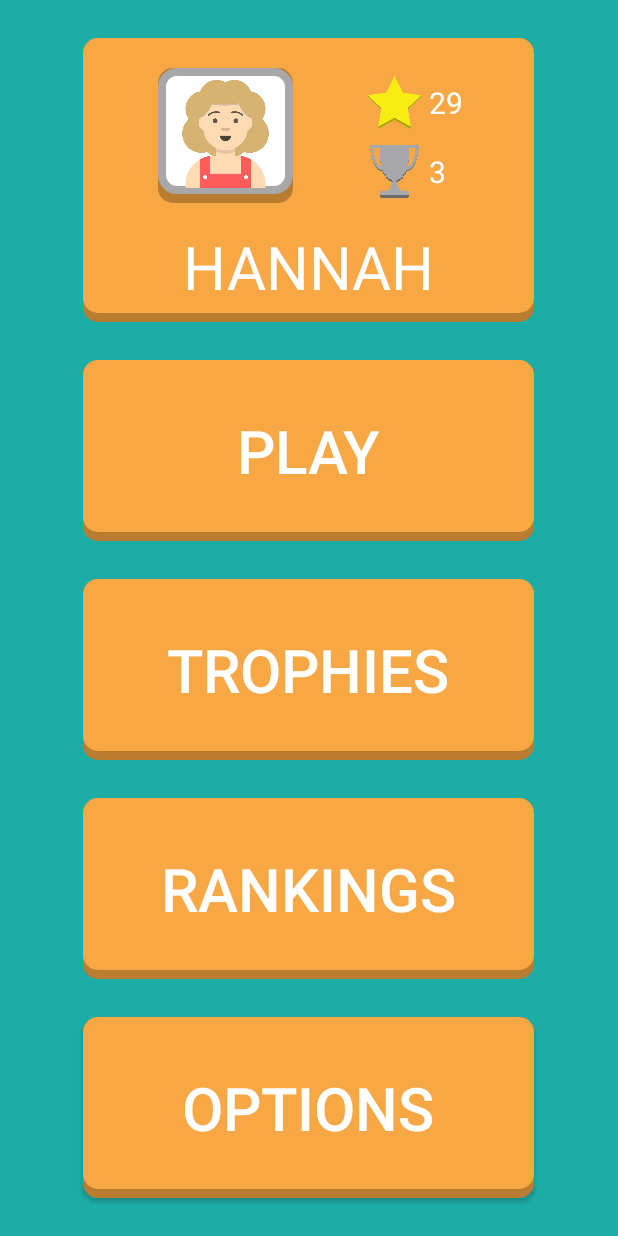
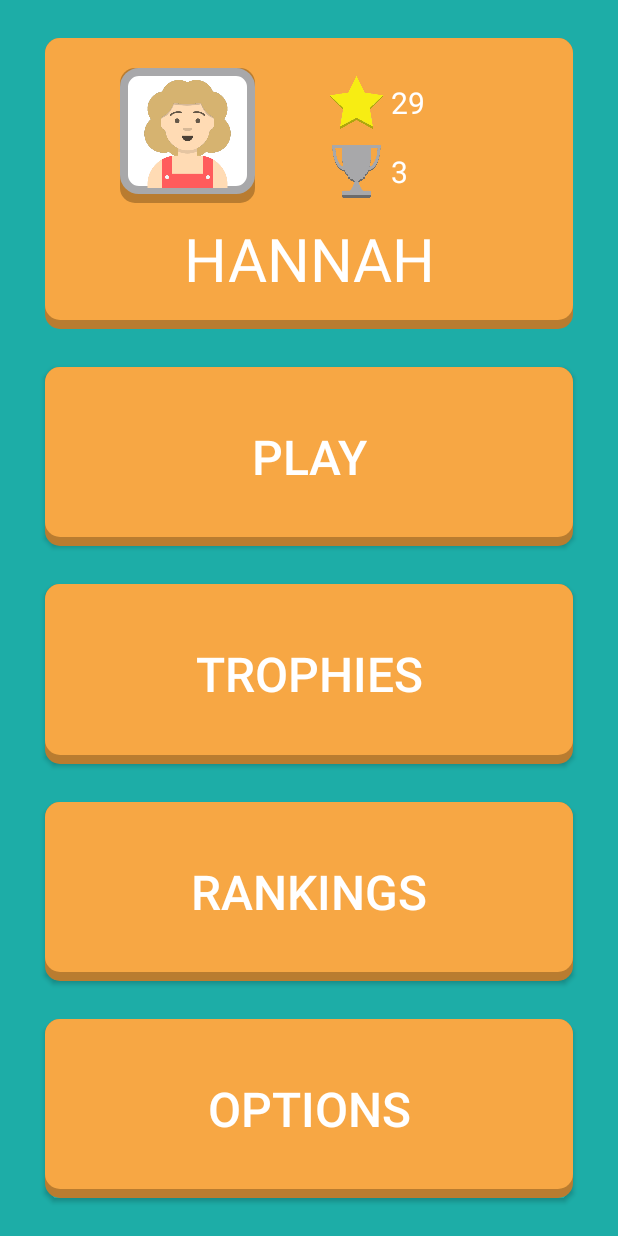
Before and after one commit to AbreuY/EyeSpy, an Android app: the screen it shows after launch (MainActivity), after a tap on "TROPHIES", on a phone screen of 412 x 824 dp. Run offline under Robolectric (Android 15) with nearby library versions, the phone set to English and light mode, and no system bars; 1 statement that could not run was skipped.

Commit message:
Added the ability to sign in to the app through the GPGS
Added the ability to sign into the application through the GPGS.
Changed to make the code cleaner.
Changes to the MainMenuFragment UI to ake it more appealing.

```diff
--- a/app/src/main/java/shu/apps/eyespy/MainActivity.java
+++ b/app/src/main/java/shu/apps/eyespy/MainActivity.java
@@ -1,23 +1,37 @@
 package shu.apps.eyespy;
 
+import android.app.AlertDialog;
+import android.content.Intent;
+import android.support.annotation.NonNull;
+import android.support.annotation.Nullable;
 import android.support.v4.app.Fragment;
 import android.support.v4.app.FragmentActivity;
 import android.os.Bundle;
+import android.util.Log;
 
 import com.google.android.gms.auth.api.signin.GoogleSignIn;
+import com.google.android.gms.auth.api.signin.GoogleSignInAccount;
 import com.google.android.gms.auth.api.signin.GoogleSignInClient;
 import com.google.android.gms.auth.api.signin.GoogleSignInOptions;
+import com.google.android.gms.common.api.ApiException;
+import com.google.android.gms.games.Games;
+import com.google.android.gms.games.Player;
+import com.google.android.gms.games.PlayersClient;
+import com.google.android.gms.tasks.OnCompleteListener;
+import com.google.android.gms.tasks.Task;
+
+import java.util.Objects;
 
 //TODO: Rearrange the drawable folder to be more organised.
 
 public class MainActivity extends FragmentActivity implements
         MainMenuFragment.Listener {
 
+    private static final String TAG = MainActivity.class.getSimpleName();
+    private static final int REQUEST_CODE_SIGN_IN = 9001;
     private MainMenuFragment mMainMenuFragment;
-
     private GoogleSignInClient mGoogleSignInClient;
-
-    private static final String TAG = MainActivity.class.getSimpleName();
+    private PlayersClient mPlayersClient;
 
     @Override
     protected void onCreate(Bundle savedInstanceState) {
@@ -37,28 +51,13 @@ public class MainActivity extends FragmentActivity implements
     }
 
     @Override
-    public void onProfilePageRequested() {
+    protected void onResume() {
+        super.onResume();
+        Log.d(TAG, "onResume()");
 
-    }
-
-    @Override
-    public void onStartGameRequested() {
-
-    }
-
-    @Override
-    public void onShowAchievementsRequested() {
-
-    }
-
-    @Override
-    public void onShowLeaderboardRequested() {
-
-    }
-
-    @Override
-    public void onShowSettingsRequested() {
-
+        // State of signed in user could change when changing from another app,
+        // try and sign in again when the app resumes.
+        signInSilently();
     }
 
     // Switch UI to the given fragment.
@@ -74,4 +73,117 @@ public class MainActivity extends FragmentActivity implements
         return GoogleSignIn.getLastSignedInAccount(this) != null;
     }
 
+    private void signInSilently() {
+        Log.d(TAG, "signInSilently()");
+
+        mGoogleSignInClient.silentSignIn().addOnCompleteListener(this,
+                new OnCompleteListener<GoogleSignInAccount>() {
+                    @Override
+                    public void onComplete(@NonNull Task<GoogleSignInAccount> task) {
+                        if (task.isSuccessful()) {
+                            Log.d(TAG, "signInSilently(): Success.");
+                            onConnected(task.getResult());
+                        } else {
+                            Log.d(TAG, "signInSilently(): Failure.", task.getException());
+                            onDisconnected();
+                        }
+                    }
+                });
+    }
+
+    private void startSignInIntent() {
+        startActivityForResult(mGoogleSignInClient.getSignInIntent(), REQUEST_CODE_SIGN_IN);
+    }
+
+    @Override
+    protected void onActivityResult(int requestCode, int resultCode, @Nullable Intent intent) {
+        super.onActivityResult(requestCode, resultCode, intent);
+
+        if (requestCode == REQUEST_CODE_SIGN_IN) {
+            Task<GoogleSignInAccount> task =
+                    GoogleSignIn.getSignedInAccountFromIntent(intent);
+
+            try {
+                GoogleSignInAccount account = task.getResult(ApiException.class);
+                onConnected(account);
+            } catch (ApiException e) {
+                String message = e.getMessage();
+                if (message == null || message.isEmpty()) {
+                    message = getString(R.string.sign_in_other_error);
+                }
+
+                onDisconnected();
+
+                new AlertDialog.Builder(this)
+                        .setMessage(message)
+                        .setNeutralButton(android.R.string.ok, null)
+                        .show();
+            }
+        }
+    }
+
+    private void onConnected(GoogleSignInAccount account) {
+        Log.d(TAG, "onConnected(): Connected to Google APIs.");
+
+        //TODO: Should we store the player as a class? This may allow for anonymous users?
+        mPlayersClient = Games.getPlayersClient(this, account);
+
+        mPlayersClient.getCurrentPlayer()
+                .addOnCompleteListener(new OnCompleteListener<Player>() {
+                    @Override
+                    public void onComplete(@NonNull Task<Player> task) {
+                        if (task.isSuccessful()) {
+                            final String username = Objects.requireNonNull(task.getResult()).getDisplayName();
+                            Log.d(TAG, "onConnected(): Username - " + username);
+                            mMainMenuFragment.setUsername(username);
+                        }
+                    }
+                });
+    }
+
+    private void onDisconnected() {
+        Log.d(TAG, "onDisconnected()");
+
+        mPlayersClient = null;
+    }
+
+    @Override
+    public void onProfilePageRequested() {
+
+    }
+
+    @Override
+    public void onStartGameRequested() {
+
+    }
+
+    @Override
+    public void onShowAchievementsRequested() {
+        // If not signed in then try and sign in.
+        if (!isSignedIn()) {
+            startSignInIntent();
+        }
+
+        if (isSignedIn()) {
+            // TODO: Show Achievements Fragment
+        }
+    }
+
+    @Override
+    public void onShowLeaderboardRequested() {
+        // If not signed in then try and sign in.
+        if (!isSignedIn()) {
+            startSignInIntent();
+        }
+
+        if (isSignedIn()) {
+            // TODO: Show Leaderboard Fragment
+        }
+    }
+
+    @Override
+    public void onShowSettingsRequested() {
+
+    }
+
 }
--- a/app/src/main/java/shu/apps/eyespy/MainMenuFragment.java
+++ b/app/src/main/java/shu/apps/eyespy/MainMenuFragment.java
@@ -1,18 +1,3 @@
-/* Copyright (C) 2013 Google Inc.
- *
- * Licensed under the Apache License, Version 2.0 (the "License");
- * you may not use this file except in compliance with the License.
- * You may obtain a copy of the License at
- *
- *     http://www.apache.org/licenses/LICENSE-2.0
- *
- * Unless required by applicable law or agreed to in writing, software
- * distributed under the License is distributed on an "AS IS" BASIS,
- * WITHOUT WARRANTIES OR CONDITIONS OF ANY KIND, either express or implied.
- * See the License for the specific language governing permissions and
- * limitations under the License.
- */
-
 package shu.apps.eyespy;
 
 import android.os.Bundle;
@@ -23,24 +8,15 @@ import android.view.LayoutInflater;
 import android.view.View;
 import android.view.View.OnClickListener;
 import android.view.ViewGroup;
+import android.widget.TextView;
 
 public class MainMenuFragment extends Fragment implements OnClickListener {
 
     private static final String TAG = MainMenuFragment.class.getSimpleName();
+    private String mUsername;
+    private Listener mListener = null;
 
-    interface Listener {
-        void onProfilePageRequested();
-
-        void onStartGameRequested();
-
-        void onShowAchievementsRequested();
-
-        void onShowLeaderboardRequested();
-
-        void onShowSettingsRequested();
-    }
-
-    private Listener mListener = null;
+    private TextView mUsernameTextView;
 
     @Override
     public View onCreateView(@NonNull LayoutInflater inflater,
@@ -61,7 +37,14 @@ public class MainMenuFragment extends Fragment implements OnClickListener {
             view.findViewById(clickableId).setOnClickListener(this);
         }
 
+        mUsernameTextView = view.findViewById(R.id.main_menu_username_text_view);
+
         return view;
+    }
+
+    public void setUsername(String username) {
+        this.mUsername = username;
+        updateUI();
     }
 
     public void setListener(Listener listener) {
@@ -88,4 +71,20 @@ public class MainMenuFragment extends Fragment implements OnClickListener {
                 mListener.onShowSettingsRequested();
         }
     }
+
+    private void updateUI() {
+        mUsernameTextView.setText(mUsername);
+    }
+
+    interface Listener {
+        void onProfilePageRequested();
+
+        void onStartGameRequested();
+
+        void onShowAchievementsRequested();
+
+        void onShowLeaderboardRequested();
+
+        void onShowSettingsRequested();
+    }
 }
--- a/app/src/main/res/layout/fragment_main_menu.xml
+++ b/app/src/main/res/layout/fragment_main_menu.xml
@@ -11,21 +11,18 @@
         android:id="@+id/main_menu_profile_button"
         android:layout_width="0dp"
         android:layout_height="wrap_content"
-        android:layout_marginStart="55dp"
+        android:layout_marginStart="30dp"
         android:layout_marginTop="25dp"
-        android:layout_marginEnd="56dp"
+        android:layout_marginEnd="30dp"
         android:layout_marginBottom="25dp"
         android:background="@drawable/curved_button_template"
         app:layout_constraintBottom_toTopOf="@+id/main_menu_play_button"
         app:layout_constraintEnd_toEndOf="parent"
         app:layout_constraintStart_toStartOf="parent"
-        app:layout_constraintTop_toTopOf="parent">
+        app:layout_constraintTop_toTopOf="parent"
+        android:orientation="vertical">
 
 
-        <android.support.v7.widget.LinearLayoutCompat
-            android:layout_width="fill_parent"
-            android:layout_height="wrap_content"
-            android:orientation="vertical">
 
             <android.support.v7.widget.LinearLayoutCompat
                 android:layout_width="fill_parent"
@@ -114,34 +111,34 @@
                 android:layout_width="fill_parent"
                 android:layout_height="fill_parent"
                 android:orientation="horizontal"
-                android:paddingTop="10dp">
+                android:paddingTop="10dp"
+                android:paddingBottom="20dp"
+                >
 
                 <TextView
-                    android:id="@+id/textView"
+                    android:id="@+id/main_menu_username_text_view"
                     android:layout_width="fill_parent"
                     android:layout_height="fill_parent"
                     android:layout_gravity="center_vertical"
-                    android:paddingTop="5dp"
-                    android:paddingBottom="10dp"
+
                     android:text="HANNAH"
                     android:textAlignment="center"
                     android:textColor="#FFFF"
-                    android:textSize="40dp" />
+                    android:textSize="40sp" />
             </android.support.v7.widget.LinearLayoutCompat>
-        </android.support.v7.widget.LinearLayoutCompat>
     </LinearLayout>
 
     <Button
         android:id="@+id/main_menu_play_button"
         android:layout_width="0dp"
         android:layout_height="0dp"
-        android:layout_marginStart="55dp"
-        android:layout_marginEnd="56dp"
+        android:layout_marginStart="30dp"
+        android:layout_marginEnd="30dp"
         android:layout_marginBottom="25dp"
         android:background="@drawable/curved_button_template"
         android:text="@string/main_menu_play_button"
         android:textColor="#FFFF"
-        android:textSize="40sp"
+        android:textSize="32sp"
         app:layout_constraintBottom_toTopOf="@id/main_menu_trophies_button"
         app:layout_constraintEnd_toEndOf="parent"
         app:layout_constraintStart_toStartOf="parent"
@@ -151,14 +148,13 @@
         android:id="@+id/main_menu_trophies_button"
         android:layout_width="0dp"
         android:layout_height="0dp"
-        android:layout_gravity=""
-        android:layout_marginStart="55dp"
-        android:layout_marginEnd="56dp"
+        android:layout_marginStart="30dp"
+        android:layout_marginEnd="30dp"
         android:layout_marginBottom="25dp"
         android:background="@drawable/curved_button_template"
         android:text="@string/main_menu_trophies_button"
         android:textColor="#FFFF"
-        android:textSize="40sp"
+        android:textSize="32sp"
         app:layout_constraintBottom_toTopOf="@+id/main_menu_rankings_button"
         app:layout_constraintEnd_toEndOf="parent"
         app:layout_constraintStart_toStartOf="parent"
@@ -168,13 +164,13 @@
         android:id="@+id/main_menu_rankings_button"
         android:layout_width="0dp"
         android:layout_height="0dp"
-        android:layout_marginStart="55dp"
-        android:layout_marginEnd="56dp"
+        android:layout_marginStart="30dp"
+        android:layout_marginEnd="30dp"
         android:layout_marginBottom="25dp"
         android:background="@drawable/curved_button_template"
         android:text="@string/main_menu_rankings_button"
         android:textColor="#FFFF"
-        android:textSize="40sp"
+        android:textSize="32sp"
         app:layout_constraintBottom_toTopOf="@id/main_menu_options_button"
         app:layout_constraintEnd_toEndOf="parent"
         app:layout_constraintStart_toStartOf="parent"
@@ -184,13 +180,13 @@
         android:id="@+id/main_menu_options_button"
         android:layout_width="0dp"
         android:layout_height="0dp"
-        android:layout_marginStart="55dp"
-        android:layout_marginEnd="56dp"
+        android:layout_marginStart="30dp"
+        android:layout_marginEnd="30dp"
         android:layout_marginBottom="25dp"
         android:background="@drawable/curved_button_template"
         android:text="@string/main_menu_options_button"
         android:textColor="#FFFF"
-        android:textSize="40sp"
+        android:textSize="32sp"
         app:layout_constraintBottom_toBottomOf="parent"
         app:layout_constraintEnd_toEndOf="parent"
         app:layout_constraintStart_toStartOf="parent"
--- a/app/src/main/res/values/strings.xml
+++ b/app/src/main/res/values/strings.xml
@@ -6,4 +6,5 @@
     <string name="main_menu_rankings_button">RANKINGS</string>
     <string name="main_menu_trophies_button">TROPHIES</string>
     <string name="main_menu_play_button">PLAY</string>
+    <string name="sign_in_other_error">There was an issue with sign in.  Please try again later.</string>
 </resources>
```
